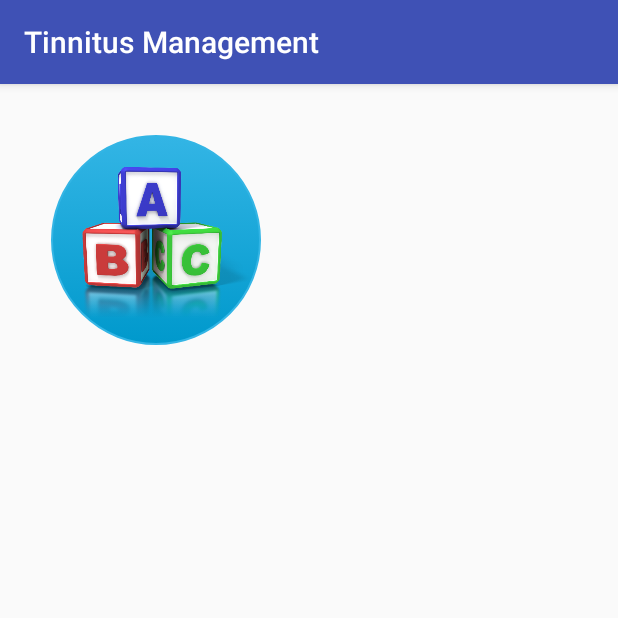
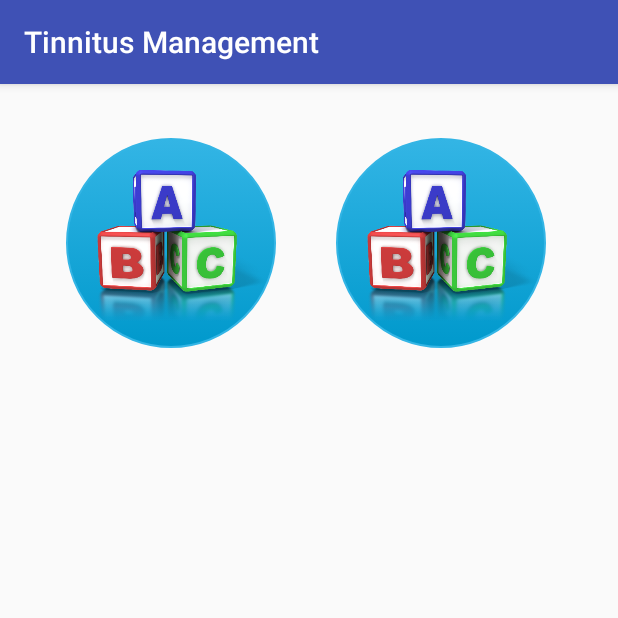
Before and after one commit to Boshoff93/TinnitusManagement, an Android app: the SelectActivity screen opened directly, with no data from a screen before it, on a phone screen of 412 x 824 dp, the top half of it. Run offline under Robolectric (Android 15) with nearby library versions, the phone set to English and light mode, and no system bars.

Commit message:
Added a new button that wil take the user to the, to be created, breath control activity

```diff
--- a/app/src/main/AndroidManifest.xml
+++ b/app/src/main/AndroidManifest.xml
@@ -16,7 +16,8 @@
             </intent-filter>
         </activity>
         <activity android:name=".SelectActivity" />
-        <activity android:name=".twoBack"></activity>
+        <activity android:name=".twoBack" />
+        <activity android:name=".BreathControl"></activity>
     </application>
 
 </manifest>
--- a/app/src/main/res/layout/select_activity.xml
+++ b/app/src/main/res/layout/select_activity.xml
@@ -12,10 +12,24 @@
         android:elevation="0dp"
         android:scaleType="centerInside"
         android:background="@drawable/my_personal_buttons"
-        android:layout_marginStart="34dp"
-        android:layout_marginTop="34dp"
+        android:layout_marginTop="36dp"
+        android:layout_width="140dp"
+        android:layout_height="140dp"
+        android:layout_marginEnd="40dp"
         android:layout_alignParentTop="true"
-        android:layout_alignParentStart="true"
+        android:layout_toStartOf="@+id/breathingButton" />
+
+    <ImageButton
+        android:id="@+id/breathingButton"
+        app:srcCompat="@drawable/abc"
+        android:cropToPadding="false"
+        android:adjustViewBounds="false"
+        android:elevation="0dp"
+        android:scaleType="centerInside"
+        android:background="@drawable/my_personal_buttons"
         android:layout_width="140dp"
-        android:layout_height="140dp" />
+        android:layout_height="140dp"
+        android:layout_marginEnd="48dp"
+        android:layout_alignTop="@+id/twoBackButton"
+        android:layout_alignParentEnd="true" />
 </RelativeLayout>
```
Also changed, not shown: app/src/main/java/com/example/wiehan/tinnitusmanagement/BreathControl.java (added, +13 -0 lines), app/src/main/java/com/example/wiehan/tinnitusmanagement/SelectActivity.java (+20 -4 lines), app/src/main/res/layout/activity_breath_control.xml (added, +13 -0 lines).
